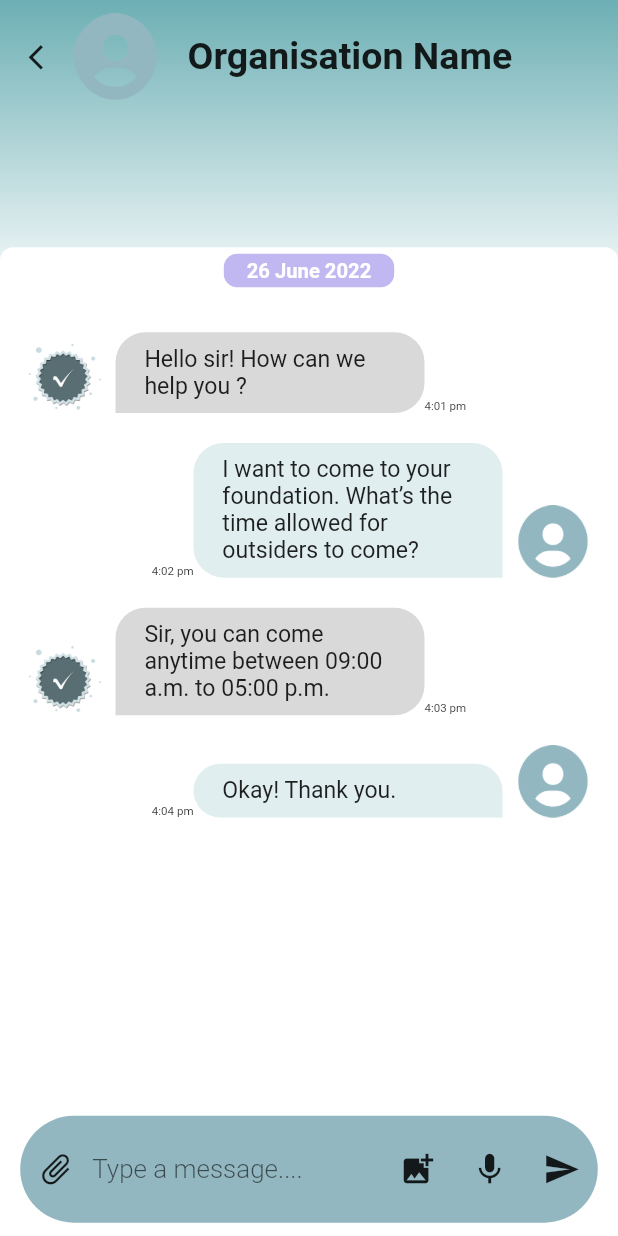
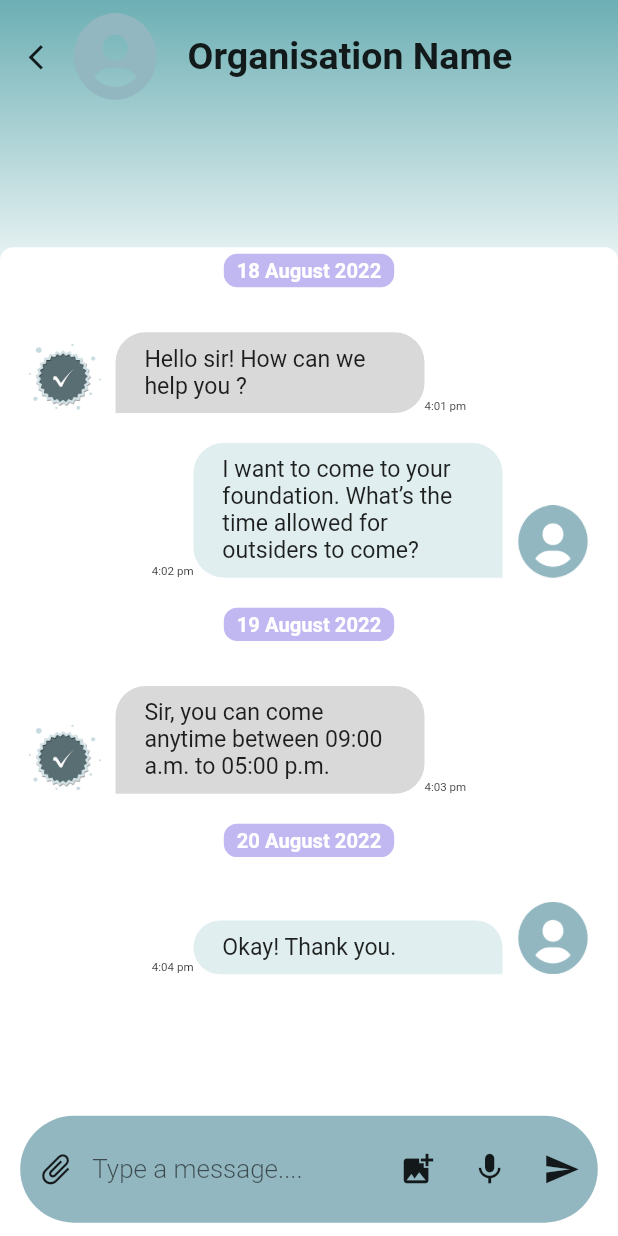
Before and after one commit to hackslash-nitp/cura, a Flutter app: the screen it shows after launch, on a phone screen of 412 x 824 dp. Run offline on Flutter 3.47's test engine with Material 2 defaults, Android fonts, the phone set to English and light mode, and no system bars; our stand-ins replace anim_search_bar, carousel_slider, cloud_firestore, file_picker, firebase_auth, firebase_core and 4 more; accounts and stored records are empty.

Commit message:
add date info for messages between diff dates

```diff
--- a/lib/individual/chat_screen.dart
+++ b/lib/individual/chat_screen.dart
@@ -12,32 +12,46 @@ class ChatScreen extends StatefulWidget {
 class _ChatScreenState extends State<ChatScreen> {
   final TextEditingController messageController = TextEditingController();
 
+  final List<String> months = [
+    "January",
+    "February",
+    "March",
+    "April",
+    "May",
+    "June",
+    "July",
+    "August",
+    "September",
+    "October",
+    "November",
+    "December"
+  ];
   final List<Map<String, dynamic>> msgList = [
-    {
-      'msg': 'Hey!',
-      'time': '4:00 pm',
-      'isMe': true,
-    },
+    {'msg': 'Hey!', 'time': '4:00 pm', 'isMe': true, 'date': '18 August 2022'},
     {
       'msg': 'Hello sir! How can we help you ?',
       'time': '4:01 pm',
       'isMe': false,
+      'date': '18 August 2022'
     },
     {
       'msg':
           'I want to come to your foundation. What’s the time allowed for outsiders to come?',
       'time': '4:02 pm',
       'isMe': true,
+      'date': '18 August 2022'
     },
     {
       'msg': 'Sir, you can come anytime between 09:00 a.m. to 05:00 p.m.',
       'time': '4:03 pm',
       'isMe': false,
+      'date': '19 August 2022'
     },
     {
       'msg': 'Okay! Thank you.',
       'time': '4:04 pm',
       'isMe': true,
+      'date': '20 August 2022'
     },
   ];
 
@@ -77,12 +91,28 @@ class _ChatScreenState extends State<ChatScreen> {
                         physics: const BouncingScrollPhysics(),
                         itemCount: msgList.length,
                         itemBuilder: (context, index) {
-                          return index == 0
-                              ? DateMsgTile()
-                              : MessageWidget(
+                          String currentDate = msgList[index]['date'];
+                          bool showDate = false;
+                          if (index == 0) {
+                            return DateMsgTile(
+                              convDate: msgList[0]['date'],
+                            );
+                          } else if (index != msgList.length - 1 &&
+                              currentDate != msgList[index + 1]['date']) {
+                            showDate = true;
+                            return MessageWidget(
                               isMe: msgList[index]['isMe'],
                               msg: msgList[index]['msg'],
                               time: msgList[index]['time'],
+                              showDate: showDate,
+                              nextDate: msgList[index + 1]['date'],
+                            );
+                          }
+                          return MessageWidget(
+                            isMe: msgList[index]['isMe'],
+                            msg: msgList[index]['msg'],
+                            time: msgList[index]['time'],
+                            showDate: showDate,
                           );
                         },
                       ),
@@ -149,16 +179,19 @@ class _ChatScreenState extends State<ChatScreen> {
                                 hour = hour == 0 ? 12 : hour - 1;
                                 String timeInHours =
                                     hour < 10 ? "0$hour" : hour.toString();
+                                //--------------------------------------------------------------------
                                 int minutes = time.minute;
                                 String minute = minutes < 10
                                     ? "0$minutes"
                                     : minutes.toString();
                                 //--------------------------------------------------------------------
+                                String month = months[time.month - 1];
                                 setState(() {
                                   msgList.add({
                                     'msg': messageController.text.trim(),
                                     'isMe': true,
-                                    'time': "$timeInHours:$minute $meridian"
+                                    'time': "$timeInHours:$minute $meridian",
+                                    'date': "${time.day} $month ${time.year}"
                                   });
                                 });
                                 messageController.clear();
@@ -219,8 +252,11 @@ class _ChatScreenState extends State<ChatScreen> {
 }
 
 class DateMsgTile extends StatelessWidget {
+  final String convDate;
+
   const DateMsgTile({
     Key? key,
+    required this.convDate,
   }) : super(key: key);
 
   @override
@@ -237,7 +273,7 @@ class DateMsgTile extends StatelessWidget {
             ),
             child: Center(
               child: Text(
-                "26 June 2022",
+                convDate,
                 style: TextStyle(
                   color: Colors.white,
                   fontSize: 14.sp,
@@ -256,18 +292,21 @@ class DateMsgTile extends StatelessWidget {
 }
 
 class MessageWidget extends StatelessWidget {
-  final bool isMe;
+  final bool isMe, showDate;
   final String msg, time;
+  final String? nextDate;
 
   final Color myMsgColor = const Color(0xFFE0EEEF);
   final Color senderMsgColor = const Color(0xFFD9D9D9);
 
-  const MessageWidget({
-    Key? key,
+  const MessageWidget(
+      {Key? key,
       required this.isMe,
       required this.msg,
       required this.time,
-  }) : super(key: key);
+      required this.showDate,
+      this.nextDate})
+      : super(key: key);
 
   @override
   Widget build(BuildContext context) {
@@ -330,7 +369,8 @@ class MessageWidget extends StatelessWidget {
         ),
         const SizedBox(
           height: 20,
-        )
+        ),
+        if (showDate) DateMsgTile(convDate: nextDate!),
       ],
     );
   }
```
Lines whose indentation alone changed are shown as unchanged.
